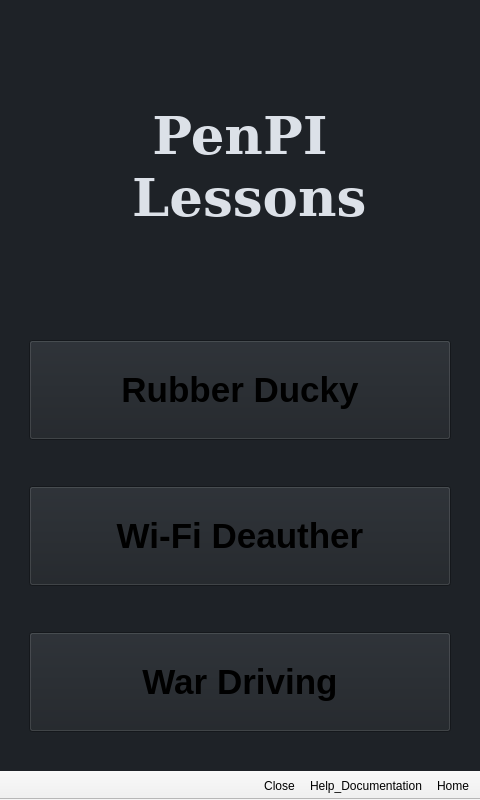
Qt form Cybersecurity_Lesson/main_window.ui (GeekTech-mirror/qt-cybersecurity_lesson) before a commit.
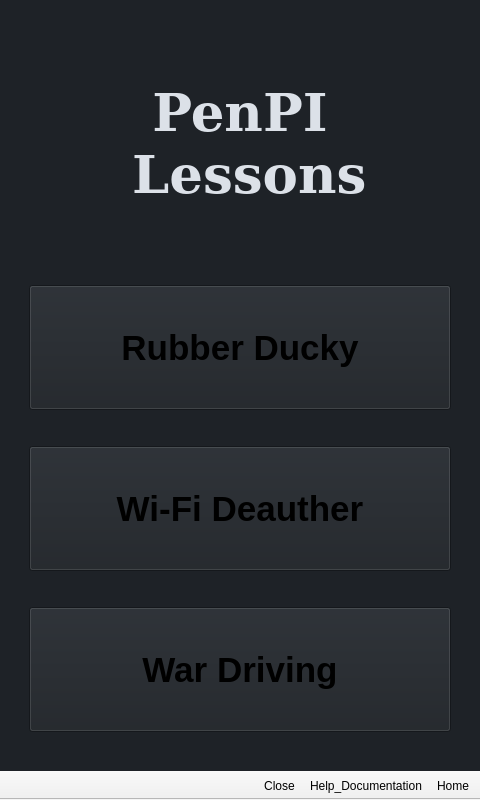
The same form after that commit. Icons and pictures are not drawn. Custom widgets are drawn as their Qt base class.

Commit message: chore: more tweaks to ui sizing

Diff of the .ui file:
```diff
--- a/Cybersecurity_Lesson/main_window.ui
+++ b/Cybersecurity_Lesson/main_window.ui
@@ -92,7 +92,7 @@
           <property name="sizeHint" stdset="0">
            <size>
             <width>40</width>
-            <height>40</height>
+            <height>30</height>
            </size>
           </property>
          </spacer>
@@ -102,7 +102,7 @@
           <property name="minimumSize">
            <size>
             <width>419</width>
-            <height>100</height>
+            <height>125</height>
            </size>
           </property>
           <property name="font">
@@ -124,7 +124,7 @@
           <property name="sizeHint" stdset="0">
            <size>
             <width>40</width>
-            <height>40</height>
+            <height>30</height>
            </size>
           </property>
          </spacer>
@@ -134,7 +134,7 @@
           <property name="minimumSize">
            <size>
             <width>419</width>
-            <height>100</height>
+            <height>125</height>
            </size>
           </property>
           <property name="font">
@@ -156,7 +156,7 @@
           <property name="sizeHint" stdset="0">
            <size>
             <width>40</width>
-            <height>40</height>
+            <height>30</height>
            </size>
           </property>
          </spacer>
@@ -166,7 +166,7 @@
           <property name="minimumSize">
            <size>
             <width>419</width>
-            <height>100</height>
+            <height>125</height>
            </size>
           </property>
           <property name="font">
```
The commit also changes 1 other file.
